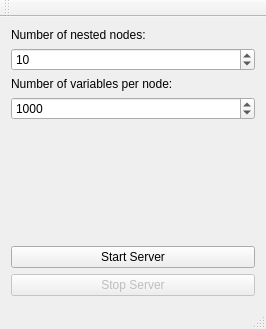
Above: SimplexOpcServer/SimplexOpcServer.ui from markey/QUaServer before the change. Below: the same form after it.
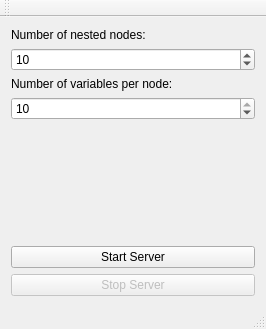
That is the form after the change.

Patch:
```diff
--- a/SimplexOpcServer/SimplexOpcServer.ui
+++ b/SimplexOpcServer/SimplexOpcServer.ui
@@ -65,10 +65,10 @@
            <number>1</number>
           </property>
           <property name="maximum">
-           <number>10000</number>
+           <number>10</number>
           </property>
           <property name="value">
-           <number>1000</number>
+           <number>10</number>
           </property>
          </widget>
         </item>
```
